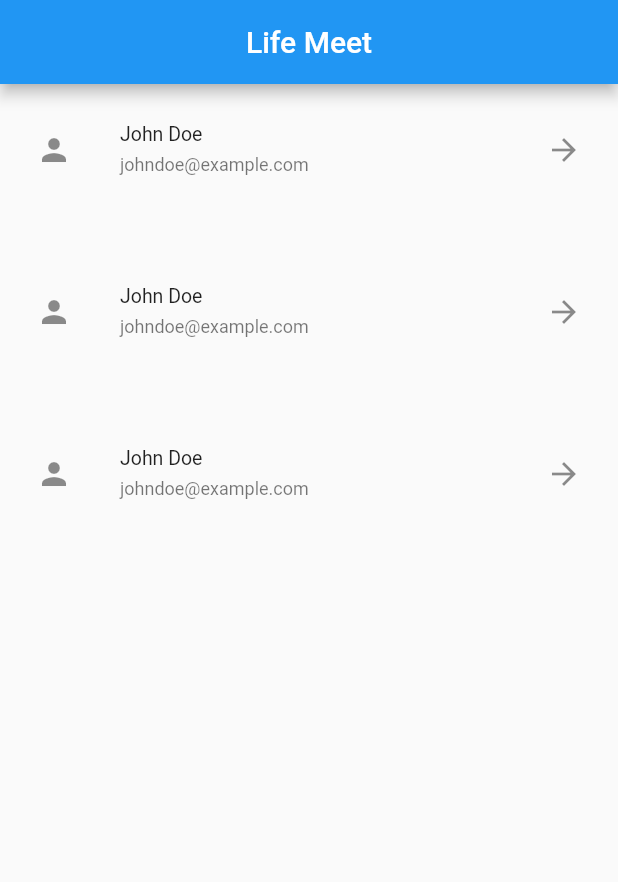
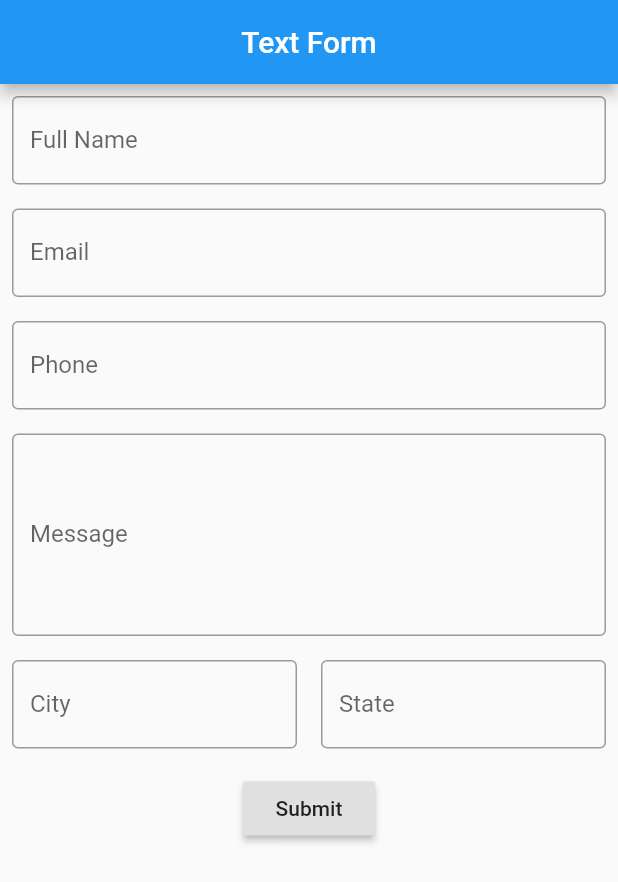
Before and after one commit to IsuruSulakshana/Flutter-Main-Widgets, a Flutter app: the screen it shows after launch, on a phone screen of 412 x 824 dp. Shown: the top 882 px of the screen. Run offline on Flutter 3.47's test engine with Material 2 defaults, Android fonts, the phone set to English and light mode, and no system bars; our stand-ins replace device_preview.

Commit message:
added textForm widget

```diff
--- a/lib/main.dart
+++ b/lib/main.dart
@@ -1,6 +1,6 @@
 import 'package:flutter/foundation.dart';
 import 'package:flutter/material.dart';
-import 'package:flutter_main_widgets/screen/myProfileScreen.dart';
+import 'package:flutter_main_widgets/screen/testScreen.dart';
 import 'package:flutter_main_widgets/screen/myScreen.dart';
 import 'package:flutter_main_widgets/screen/widgetTestingScreen.dart';
 import 'package:flutter_main_widgets/widgets/column/column.dart';
--- a/lib/screen/myProfileScreen.dart
+++ b/lib/screen/testScreen.dart
@@ -1,5 +1,9 @@
 import 'package:flutter/material.dart';
 import 'package:flutter_main_widgets/widgets/listtile/listtile.dart';
+import 'package:flutter_main_widgets/widgets/textForm/1)%20textForm.dart';
+import 'package:flutter_main_widgets/widgets/textForm/2)%20textForm.dart';
+import 'package:flutter_main_widgets/widgets/textForm/3)%20textForm.dart';
+import 'package:flutter_main_widgets/widgets/textForm/4)%20textForm.dart';
 
 class Profile extends StatelessWidget {
   const Profile({Key? key}) : super(key: key);
@@ -9,13 +13,11 @@ class Profile extends StatelessWidget {
     return Scaffold(
       appBar: AppBar(
         centerTitle: true,
-        title: const Text("Life Meet"),
+        title: const Text("Text Form"),
       ),
       body: Column(
         children: const [
-        ThirdListTile(),
-        ThirdListTile(),
-        ThirdListTile(),
+        AdvancedTextForm(),
         ],
       ),
     );
--- /dev/null
+++ b/lib/widgets/textForm/3) textForm.dart
@@ -0,0 +1,170 @@
+import 'package:flutter/material.dart';
+
+class AdvancedTextForm extends StatefulWidget {
+  const AdvancedTextForm({Key? key}) : super(key: key);
+
+  @override
+  _AdvancedTextFormState createState() => _AdvancedTextFormState();
+}
+
+class _AdvancedTextFormState extends State<AdvancedTextForm> {
+  final _formKey = GlobalKey<FormState>();
+  final _controller1 = TextEditingController();
+  final _controller2 = TextEditingController();
+  final _controller3 = TextEditingController();
+  final _controller4 = TextEditingController();
+  final _controller5 = TextEditingController();
+  final _controller6 = TextEditingController();
+
+  bool _isSubmitting = false;
+
+  @override
+  void dispose() {
+    _controller1.dispose();
+    _controller2.dispose();
+    _controller3.dispose();
+    _controller4.dispose();
+    _controller5.dispose();
+    _controller6.dispose();
+    super.dispose();
+  }
+
+  @override
+  Widget build(BuildContext context) {
+    return Padding(
+      padding: const EdgeInsets.all(8.0),
+      child: Form(
+        key: _formKey,
+        child: Column(
+          crossAxisAlignment: CrossAxisAlignment.start,
+          children: [
+            TextFormField(
+              controller: _controller1,
+              decoration: InputDecoration(
+                labelText: 'Full Name',
+                border: OutlineInputBorder(),
+              ),
+              validator: (value) {
+                if (value!.isEmpty) {
+                  return 'Please enter your full name';
+                }
+                return null;
+              },
+            ),
+            SizedBox(height: 16),
+            TextFormField(
+              controller: _controller2,
+              decoration: InputDecoration(
+                labelText: 'Email',
+                border: OutlineInputBorder(),
+              ),
+              validator: (value) {
+                if (value!.isEmpty) {
+                  return 'Please enter your email';
+                }
+                return null;
+              },
+            ),
+            SizedBox(height: 16),
+            TextFormField(
+              controller: _controller3,
+              decoration: InputDecoration(
+                labelText: 'Phone',
+                border: OutlineInputBorder(),
+              ),
+              validator: (value) {
+                if (value!.isEmpty) {
+                  return 'Please enter your phone number';
+                }
+                return null;
+              },
+            ),
+            SizedBox(height: 16),
+            TextFormField(
+              controller: _controller4,
+              maxLines: 5,
+              decoration: InputDecoration(
+                labelText: 'Message',
+                border: OutlineInputBorder(),
+              ),
+              validator: (value) {
+                if (value!.isEmpty) {
+                  return 'Please enter your message';
+                }
+                return null;
+              },
+            ),
+            SizedBox(height: 16),
+            Row(
+              children: [
+                Expanded(
+                  child: TextFormField(
+                    controller: _controller5,
+                    decoration: InputDecoration(
+                      labelText: 'City',
+                      border: OutlineInputBorder(),
+                    ),
+                    validator: (value) {
+                      if (value!.isEmpty) {
+                        return 'Please enter your city';
+                      }
+                      return null;
+                    },
+                  ),
+                ),
+                SizedBox(width: 16),
+                Expanded(
+                  child: TextFormField(
+                    controller: _controller6,
+                    decoration: InputDecoration(
+                      labelText: 'State',
+                      border: OutlineInputBorder(),
+                    ),
+                    validator: (value) {
+                      if (value!.isEmpty) {
+                        return 'Please enter your state';
+                      }
+                      return null;
+                    },
+                  ),
+                ),
+              ],
+            ),
+            SizedBox(height: 16),
+            Center(
+            child: _isSubmitting
+                ? CircularProgressIndicator()
+                : RaisedButton(
+                    onPressed: () async {
+                      if (_formKey.currentState!.validate()) {
+                        setState(() {
+                          _isSubmitting = true;
+                        });
+                        // Simulate data processing
+                        await Future.delayed(Duration(seconds: 2));
+                        setState(() {
+                          _isSubmitting = false;
+                        });
+                        // Show success popup
+                        showDialog(
+                          context: context,
+                          builder: (context) => AlertDialog(
+                            title: Icon(
+                              Icons.check_circle,
+                              color: Colors.green,
+                              size: 64,
+                            ),
+                            content: Text('Your data has been submitted!'),
+                          ),
+                        );
+                      }
+                    },
+                    child: Text('Submit'),
+                  ),
+          ),
+          ],
+        ),
+      ),
+    );
+  }
+}
```
Also changed, not shown: lib/widgets/textForm/1) textForm.dart (added, +110 -0 lines), lib/widgets/textForm/2) textForm.dart (added, +101 -0 lines), lib/widgets/textForm/4) textForm.dart (added, +110 -0 lines), lib/widgets/textForm/textForm.dart (deleted).
